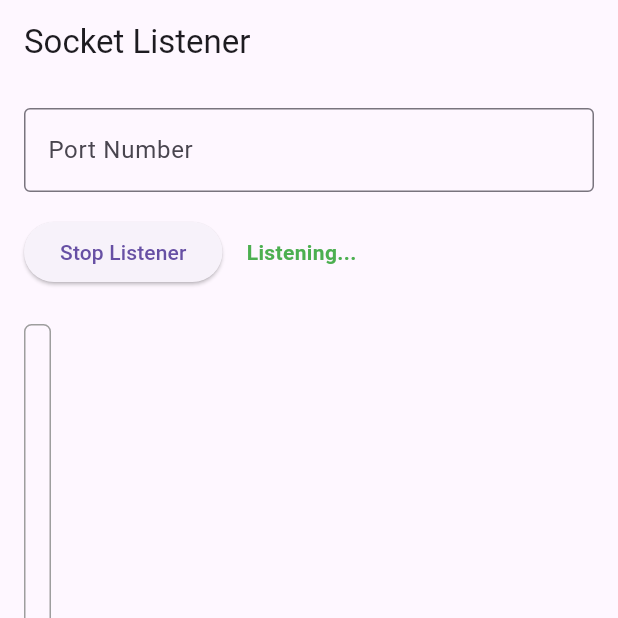
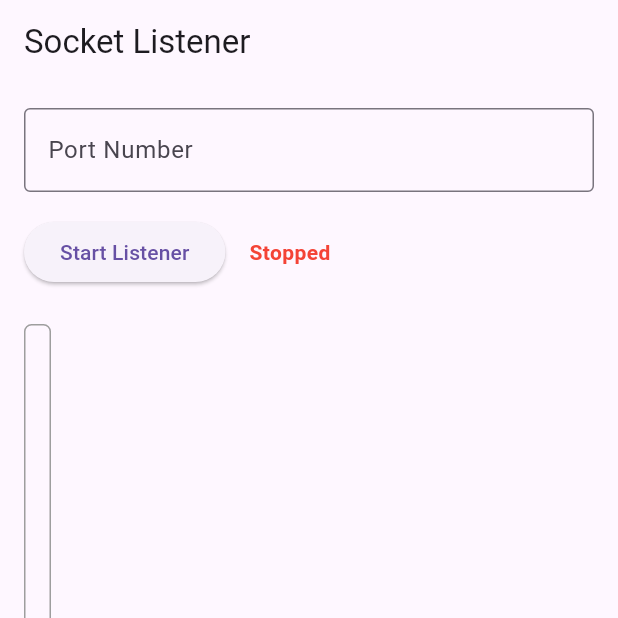
Before and after one commit to erickveil/FlutterListener, a Flutter app: the screen it shows after launch, after a tap on "Start Listener", on a phone screen of 412 x 824 dp, the top half of it. Run offline on Flutter 3.47's test engine with Material 3 defaults, Android fonts, the light colour scheme and no system bars.

Commit message:
Moved Listener to own class
We now have a fully funcitoning app!

```diff
--- /dev/null
+++ b/lib/listener_page.dart
@@ -0,0 +1,74 @@
+import 'package:flutter/material.dart';
+import 'package:provider/provider.dart';
+import 'listener_viewmodel.dart';
+
+class ListenerPage extends StatelessWidget {
+  final TextEditingController _portController = TextEditingController();
+
+  @override
+  Widget build(BuildContext context) {
+    return Scaffold(
+      appBar: AppBar(
+        title: Text('Socket Listener'),
+      ),
+      body: Padding(
+        padding: const EdgeInsets.all(16.0),
+        child: Consumer<ListenerViewModel>(
+          builder: (context, viewModel, child) {
+            return Column(
+              crossAxisAlignment: CrossAxisAlignment.start,
+              children: [
+                TextField(
+                  controller: _portController,
+                  keyboardType: TextInputType.number,
+                  decoration: InputDecoration(
+                    labelText: 'Port Number',
+                    border: OutlineInputBorder(),
+                  ),
+                ),
+                SizedBox(height: 16.0),
+                Row(
+                  children: [
+                    ElevatedButton(
+                      onPressed: () {
+                        if (_portController.text.isNotEmpty) {
+                          int port = int.parse(_portController.text);
+                          viewModel.toggleListener(port);
+                        }
+                      },
+                      child: Text(viewModel.isListening ? 'Stop Listener' : 'Start Listener'),
+                    ),
+                    SizedBox(width: 16.0),
+                    Text(
+                      viewModel.isListening ? 'Listening...' : 'Stopped',
+                      style: TextStyle(
+                        color: viewModel.isListening ? Colors.green : Colors.red,
+                        fontWeight: FontWeight.bold,
+                      ),
+                    ),
+                  ],
+                ),
+                SizedBox(height: 24.0),
+                Expanded(
+                  child: Container(
+                    padding: EdgeInsets.all(8.0),
+                    decoration: BoxDecoration(
+                      border: Border.all(color: Colors.grey),
+                      borderRadius: BorderRadius.circular(5.0),
+                    ),
+                    child: SingleChildScrollView(
+                      child: Text(
+                        viewModel.receivedMessages,
+                        style: TextStyle(fontSize: 16.0),
+                      ),
+                    ),
+                  ),
+                ),
+              ],
+            );
+          },
+        ),
+      ),
+    );
+  }
+}
--- a/lib/main.dart
+++ b/lib/main.dart
@@ -1,14 +1,16 @@
 import 'package:flutter/material.dart';
 import 'package:provider/provider.dart';
 import 'listener_viewmodel.dart';
+import 'listener_page.dart';
 
 void main() {
-  runApp(MyApp());
-  MultiProvider(
-    providers: [
-      ChangeNotifierProvider( create: (_) => ListenerViewModel()),
-    ],
-    child: MyApp(),
+  runApp(
+    MultiProvider(
+      providers: [
+        ChangeNotifierProvider(create: (_) => ListenerViewModel()),
+      ],
+      child: MyApp(),
+    ),
   );
 }
 
@@ -24,93 +26,3 @@ class MyApp extends StatelessWidget {
     );
   }
 }
-
-class ListenerPage extends StatefulWidget {
-  @override
-  _ListenerPageState createState() => _ListenerPageState();
-}
-
-class _ListenerPageState extends State<ListenerPage> {
-  final TextEditingController _portController = TextEditingController();
-  bool isListening = false; // To manage listener status
-  String receivedMessages = ""; // To display incoming messages
-
-    /* Criticism:
-     *
-     * I notice that Flutter examples show an egregious ammount of nesting!
-     * Whole objects being instantiated *inside the freaking constructor
-     * arguments of other classes*?!?
-     * Gigantic argument lists?
-     *
-     * This is offensive and it goes against well established best practices in
-     * programming...
-     *
-     * Actually if I think about it more like a GUI layout document, like WPF,
-     * QML, or HTML, it makes more sense. But I'd probably refactor this in a
-     * real project.
-    */
-
-  @override
-  Widget build(BuildContext context) {
-    return Scaffold(
-      appBar: AppBar(
-        title: Text('Socket Listener'),
-      ),
-      body: Padding(
-        padding: const EdgeInsets.all(16.0),
-        child: Column(
-          crossAxisAlignment: CrossAxisAlignment.start,
-          children: [
-            TextField(
-              controller: _portController,
-              keyboardType: TextInputType.number,
-              decoration: InputDecoration(
-                labelText: 'Port Number',
-                border: OutlineInputBorder(),
-              ),
-            ),
-            SizedBox(height: 16.0),
-            Row(
-              children: [
-                ElevatedButton(
-                  onPressed: _toggleListener,
-                  child: Text(isListening ? 'Stop Listener' : 'Start Listener'),
-                ),
-                SizedBox(width: 16.0),
-                Text(
-                  isListening ? 'Listening...' : 'Stopped',
-                  style: TextStyle(
-                    color: isListening ? Colors.green : Colors.red,
-                    fontWeight: FontWeight.bold,
-                  ),
-                ),
-              ],
-            ),
-            SizedBox(height: 24.0),
-            Expanded(
-              child: Container(
-                padding: EdgeInsets.all(8.0),
-                decoration: BoxDecoration(
-                  border: Border.all(color: Colors.grey),
-                  borderRadius: BorderRadius.circular(5.0),
-                ),
-                child: SingleChildScrollView(
-                  child: Text(
-                    receivedMessages,
-                    style: TextStyle(fontSize: 16.0),
-                  ),
-                ),
-              ),
-            ),
-          ],
-        ),
-      ),
-    );
-  }
-
-  void _toggleListener() {
-    setState(() {
-      isListening = !isListening;
-    });
-  }
-}
```
